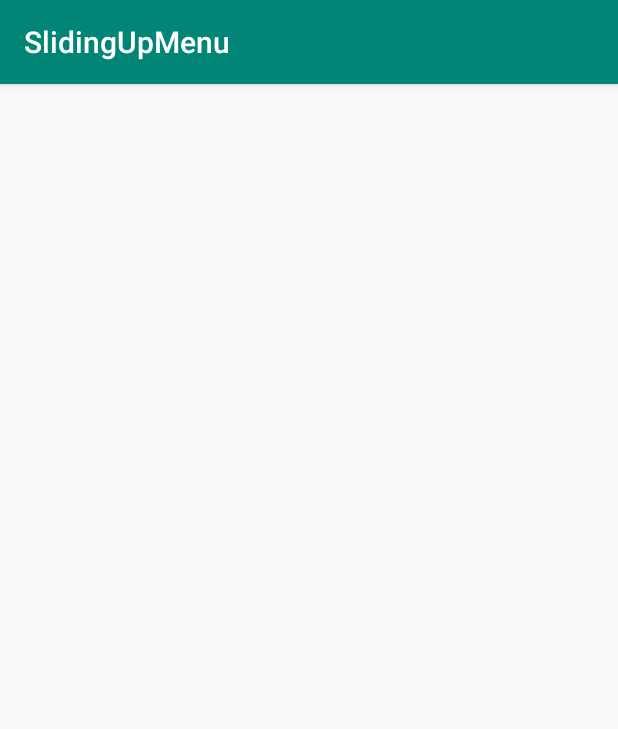
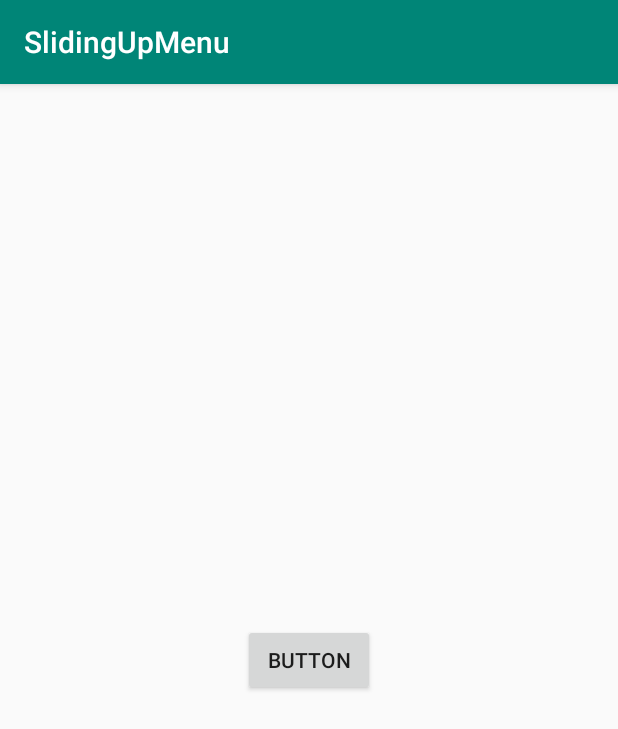
Before and after one commit to rasheedsulayman/SlidingUpMenu, an Android app: the screen it shows after launch (MainActivity), on a phone screen of 412 x 824 dp. Shown: the top 729 px of the screen. Run offline under Robolectric (Android 15) with nearby library versions, the phone set to English and light mode, and no system bars; our stand-ins replace Timber.

Commit message:
Set up the grid items recyclerview in the SlidingUpMenu class

```diff
--- a/library/src/main/java/com/r4sh33d/slidingupmenu/GridItemAdapter.kt
+++ b/library/src/main/java/com/r4sh33d/slidingupmenu/GridItemAdapter.kt
@@ -14,7 +14,7 @@ class GridItemAdapter(val menuItemClickListener: (MenuItem) -> Unit) :
     override fun onCreateViewHolder(parent: ViewGroup, viewType: Int): GridItemViewHolder {
         return GridItemViewHolder(
             LayoutInflater.from(parent.context).inflate(
-                R.layout.menu_item_grid,
+                R.layout.menu_item_grid_layout,
                 parent,
                 false
             )
@@ -35,6 +35,7 @@ class GridItemAdapter(val menuItemClickListener: (MenuItem) -> Unit) :
     }
 
     inner class GridItemViewHolder(itemView: View) : RecyclerView.ViewHolder(itemView) {
+
         init {
             itemView.setOnClickListener {
                 menuItemClickListener(getItem(adapterPosition))
--- a/library/src/main/res/layout/menu_item_grid.xml
+++ /dev/null
@@ -1,6 +0,0 @@
-<?xml version="1.0" encoding="utf-8"?>
-<LinearLayout xmlns:android="http://schemas.android.com/apk/res/android"
-    android:orientation="vertical" android:layout_width="match_parent"
-    android:layout_height="match_parent">
-
-</LinearLayout>
--- a/sample/src/main/java/com/r4sh33d/slidingupmenu/MainActivity.kt
+++ b/sample/src/main/java/com/r4sh33d/slidingupmenu/MainActivity.kt
@@ -34,21 +34,8 @@ class MainActivity : AppCompatActivity() {
     override fun onCreate(savedInstanceState: Bundle?) {
         super.onCreate(savedInstanceState)
         setContentView(R.layout.activity_main)
-        testMenu()
-    }
-
-    private fun testMenu() {
-        val popupMenu = PopupMenu(this, null)
-        val menuInflater = MenuInflater(this)
-        val menu = popupMenu.menu
-        menuInflater.inflate(R.menu.landing_page_menu, menu)
-
-        // Now try to print
-
-        for (index in 0 until menu.size()) {
-            val menuItem = menu.getItem(index)
-            Timber.d("MenuName: ${menuItem.title}, MenuTitle: ${menuItem.itemId}")
+        button.setOnClickListener {
+            SlidingUpMenu(this, R.menu.landing_page_menu).show()
         }
     }
-
 }
--- a/sample/src/main/res/layout/activity_main.xml
+++ b/sample/src/main/res/layout/activity_main.xml
@@ -1,8 +1,18 @@
 <?xml version="1.0" encoding="utf-8"?>
 <androidx.constraintlayout.widget.ConstraintLayout xmlns:android="http://schemas.android.com/apk/res/android"
+    xmlns:app="http://schemas.android.com/apk/res-auto"
     xmlns:tools="http://schemas.android.com/tools"
     android:layout_width="match_parent"
     android:layout_height="match_parent"
     tools:context="com.r4sh33d.slidingupmenu.MainActivity">
 
+    <Button
+        android:id="@+id/button"
+        android:layout_width="wrap_content"
+        android:layout_height="wrap_content"
+        android:text="Button"
+        app:layout_constraintBottom_toBottomOf="parent"
+        app:layout_constraintEnd_toEndOf="parent"
+        app:layout_constraintStart_toStartOf="parent"
+        app:layout_constraintTop_toTopOf="parent" />
 </androidx.constraintlayout.widget.ConstraintLayout>
```
Also changed, not shown: library/src/main/java/com/r4sh33d/slidingupmenu/SlidingUpMenu.kt (+16 -5 lines), library/src/main/java/com/r4sh33d/slidingupmenu/Utils.kt (+15 -0 lines), library/src/main/res/layout/menu_item_grid_layout.xml (added, +22 -0 lines).
